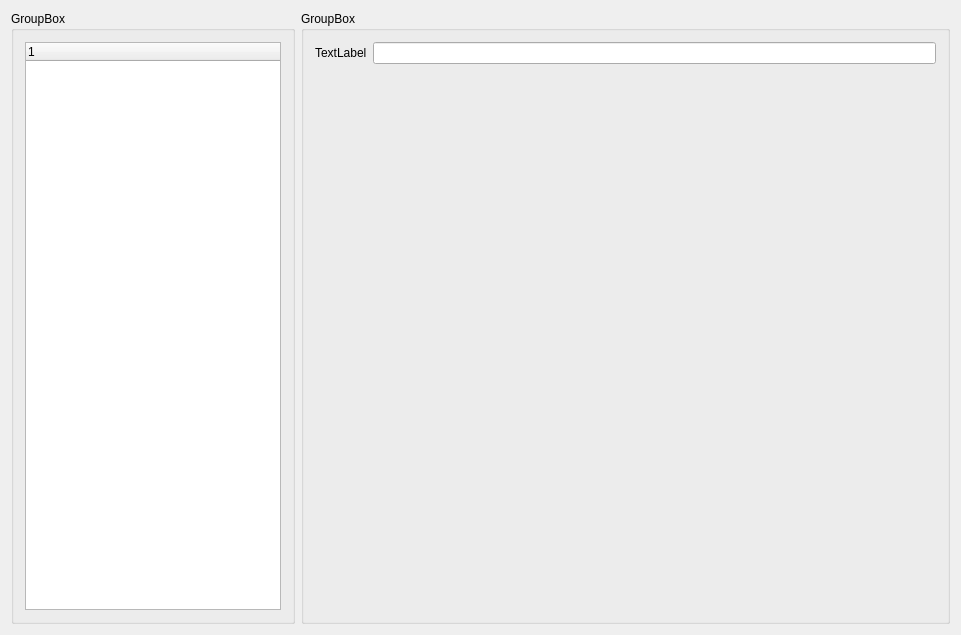
Old version of the form mainwindow.ui in the repository lavigne958/Train_DisplayRegisteredList.
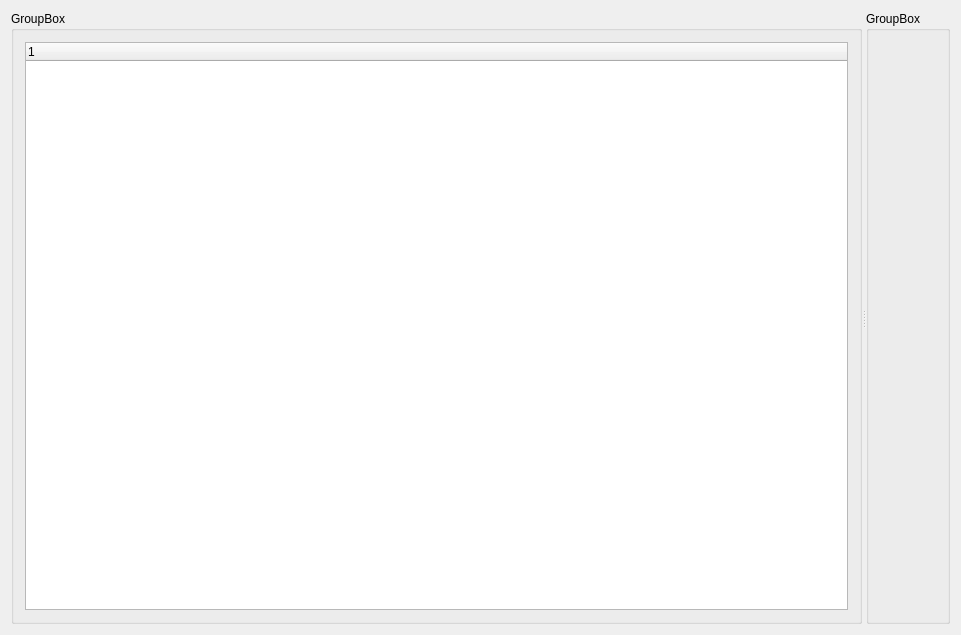
New version of the form.

Commit message:
[add] moved group boxes in splitter
moved the two group boxes in a splitter to they can be resize at runtime by user

Patch:
```diff
--- a/mainwindow.ui
+++ b/mainwindow.ui
@@ -22,6 +22,10 @@
   <widget class="QWidget" name="centralWidget">
    <layout class="QHBoxLayout" name="horizontalLayout">
     <item>
+     <widget class="QSplitter" name="splitter">
+      <property name="orientation">
+       <enum>Qt::Horizontal</enum>
+      </property>
      <widget class="QGroupBox" name="treeGroup">
       <property name="sizePolicy">
        <sizepolicy hsizetype="Preferred" vsizetype="Preferred">
@@ -35,38 +39,21 @@
       <layout class="QVBoxLayout" name="verticalLayout_2">
        <item>
         <widget class="QTreeWidget" name="competitorsTree">
-         <property name="sizePolicy">
-          <sizepolicy hsizetype="Preferred" vsizetype="Preferred">
-           <horstretch>0</horstretch>
-           <verstretch>0</verstretch>
-          </sizepolicy>
-         </property>
-        </widget>
-       </item>
-      </layout>
-     </widget>
-    </item>
-    <item>
-     <widget class="QGroupBox" name="infosGroup">
-      <property name="title">
-       <string>GroupBox</string>
-      </property>
-      <layout class="QVBoxLayout" name="verticalLayout">
-       <item>
-        <layout class="QFormLayout" name="formLayout">
-         <item row="0" column="0">
-          <widget class="QLabel" name="nameLabel">
+          <column>
            <property name="text">
-            <string>TextLabel</string>
+            <string notr="true">1</string>
            </property>
-          </widget>
-         </item>
-         <item row="0" column="1">
-          <widget class="QLineEdit" name="nameEdit"/>
-         </item>
-        </layout>
-       </item>
-      </layout>
+          </column>
+         </widget>
+        </item>
+       </layout>
+      </widget>
+      <widget class="QGroupBox" name="infosGroup">
+       <property name="title">
+        <string>GroupBox</string>
+       </property>
+       <layout class="QVBoxLayout" name="verticalLayout"/>
+      </widget>
      </widget>
     </item>
    </layout>
```
Left out of the diff: 3 changed lines with no effect on the pictures. Lines whose indentation alone changed are shown as unchanged.
